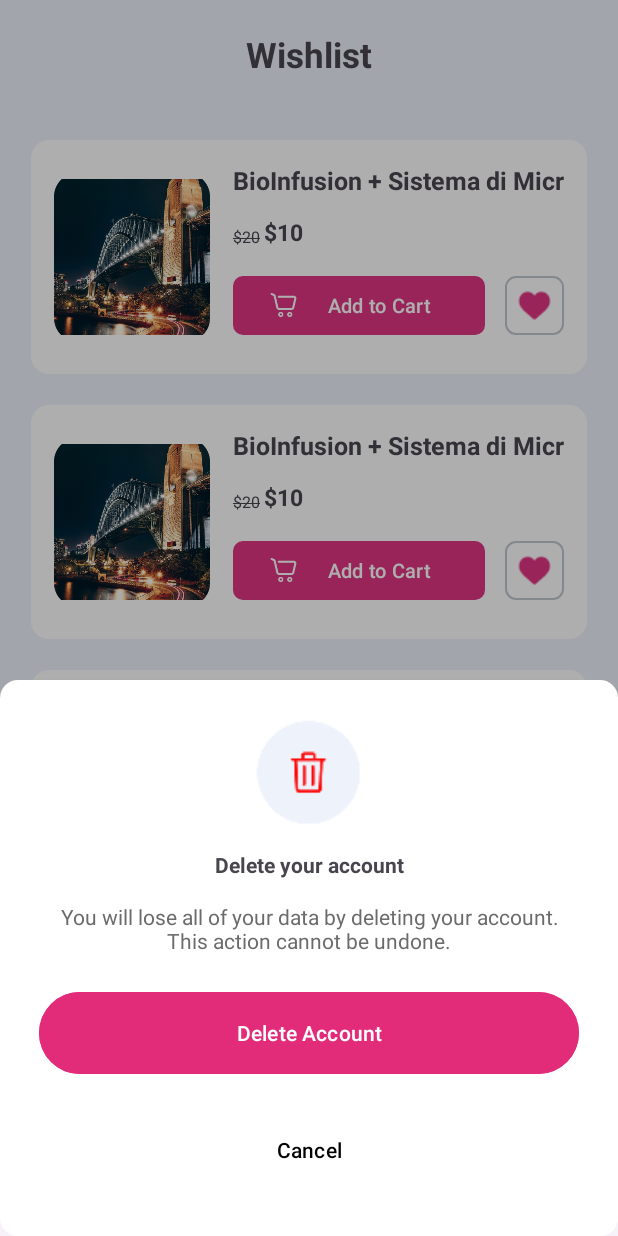
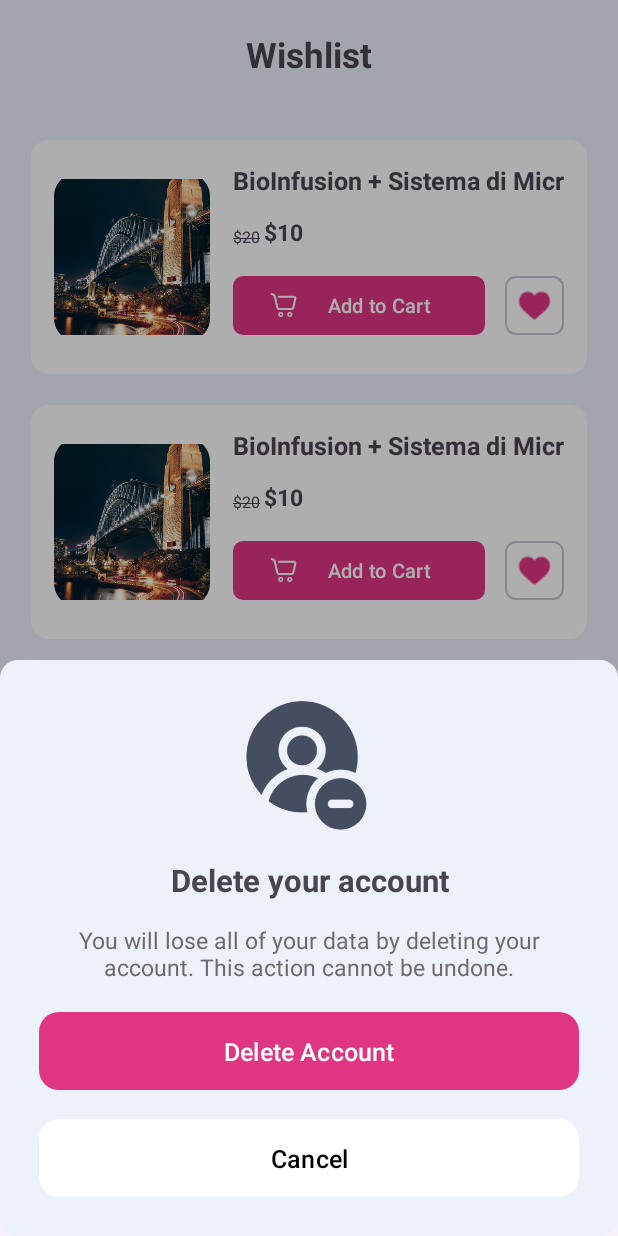
Before and after one commit to hafizanser/bioceuticamilano_android, an Android app: the fragment DeleteAccountDialogFragment placed in its activity, item 4 of the bottom bar chosen, on a phone screen of 412 x 824 dp. Run offline under Robolectric (Android 15) with nearby library versions, the phone set to English and light mode, and no system bars; our stand-ins replace sdp/ssp sizes; 6 statements that could not run were skipped.

Commit message:
Adjust bottom popups for Logout/Delete

```diff
--- a/app/src/main/res/layout/dialog_delete_account.xml
+++ b/app/src/main/res/layout/dialog_delete_account.xml
@@ -2,21 +2,24 @@
 <LinearLayout xmlns:android="http://schemas.android.com/apk/res/android"
     android:layout_width="match_parent"
     android:layout_height="wrap_content"
+    xmlns:app="http://schemas.android.com/apk/res-auto"
     android:orientation="vertical"
     android:padding="@dimen/_20sdp"
+    android:backgroundTint="@color/home_bg"
     android:background="@drawable/rounded_white_card">
 
     <ImageView
-        android:layout_width="72dp"
-        android:layout_height="72dp"
+        android:layout_width="@dimen/_70sdp"
+        android:layout_height="@dimen/_70sdp"
         android:layout_gravity="center"
-        android:src="@drawable/ic_delete_account" />
+        android:src="@drawable/ic_delete_bottom" />
 
     <TextView
         android:layout_width="match_parent"
         android:layout_height="wrap_content"
         android:text="Delete your account"
         android:textStyle="bold"
+        android:textSize="@dimen/_16ssp"
         android:gravity="center"
         android:layout_marginTop="@dimen/_12sdp" />
 
@@ -25,25 +28,34 @@
         android:layout_height="wrap_content"
         android:text="You will lose all of your data by deleting your account. This action cannot be undone."
         android:gravity="center"
+        android:textSize="@dimen/_12ssp"
         android:layout_marginTop="@dimen/_12sdp"
         android:textColor="#6B6B6B" />
 
+
     <com.google.android.material.button.MaterialButton
         android:id="@+id/btnDelete"
+        android:text="Delete Account"
         android:layout_width="match_parent"
-        android:layout_height="@dimen/_48sdp"
-        android:text="Delete Account"
-        android:layout_marginTop="@dimen/_16sdp"
-        android:backgroundTint="#E32C79"
-        android:textColor="#FFFFFF" />
+        android:layout_height="@dimen/_40sdp"
+        android:layout_marginTop="@dimen/_15sdp"
+        android:textSize="@dimen/_13sdp"
+        android:textAllCaps="false"
+        android:textColor="@color/white"
+        android:background="@drawable/btn_black_rounded"
+        app:backgroundTint="@null" />
 
     <com.google.android.material.button.MaterialButton
         android:id="@+id/btnCancel"
+        android:text="Cancel"
         android:layout_width="match_parent"
-        android:layout_height="@dimen/_48sdp"
-        android:text="Cancel"
-        android:layout_marginTop="@dimen/_12sdp"
-        android:backgroundTint="#FFFFFF"
-        android:textColor="#000000" />
+        android:layout_height="@dimen/_40sdp"
+        android:layout_marginTop="@dimen/_15sdp"
+        android:textSize="@dimen/_13sdp"
+        android:textAllCaps="false"
+        android:textColor="@color/black"
+        android:background="@drawable/btn_black_rounded"
+        android:backgroundTint="@color/white"
+        app:backgroundTint="@null" />
 
 </LinearLayout>
```
Also changed, not shown: app/src/main/res/layout/dialog_logout.xml (+26 -11 lines), app/src/main/res/drawable/ic_delete_bottom.png (added), app/src/main/res/drawable/ic_logout_bottom.png (added).
